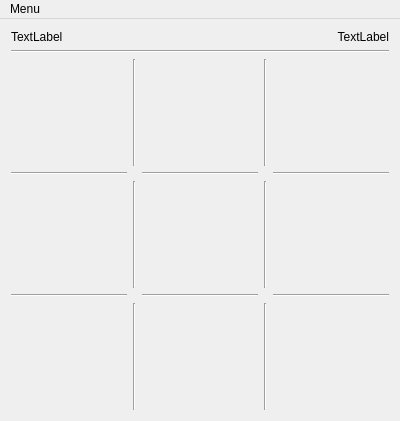
First picture: the form in QtMaruBatsu/mainwindow.ui, repository iray-tno/QtMaruBatsu, before the edit.
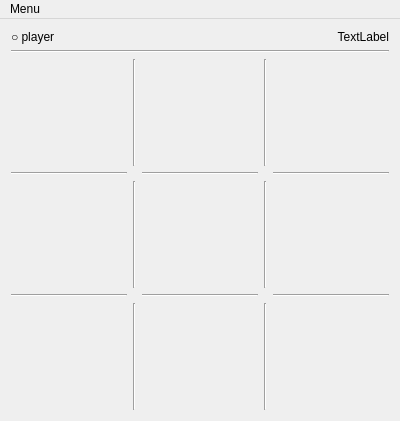
Second picture: the form after the edit.

Commit message: Rename UI Items

Diff of the .ui file:
```diff
--- a/QtMaruBatsu/mainwindow.ui
+++ b/QtMaruBatsu/mainwindow.ui
@@ -269,7 +269,7 @@
        </sizepolicy>
       </property>
       <property name="text">
-       <string>TextLabel</string>
+       <string>○ player</string>
       </property>
      </widget>
     </item>
```
Left out of the diff: 33 changed lines with no effect on the pictures.
